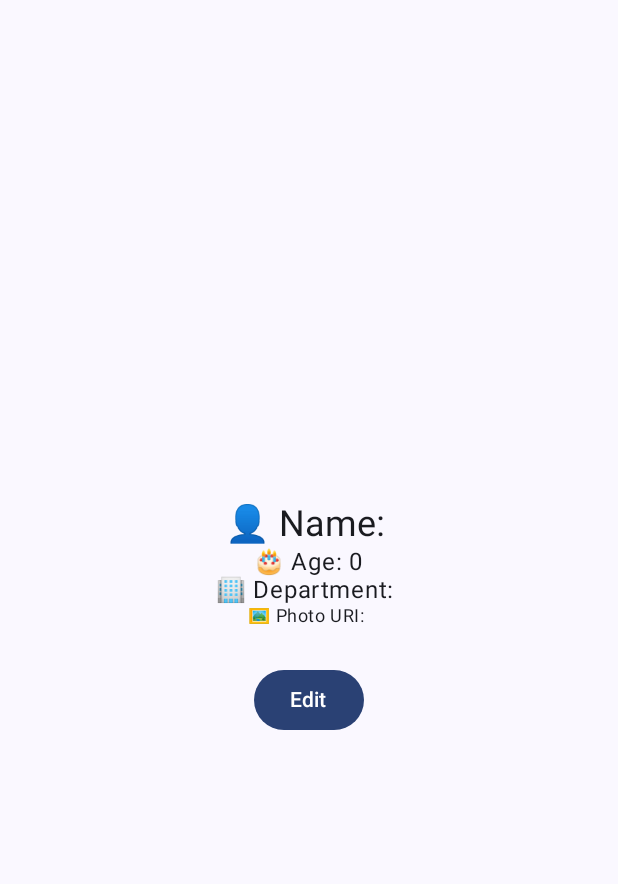
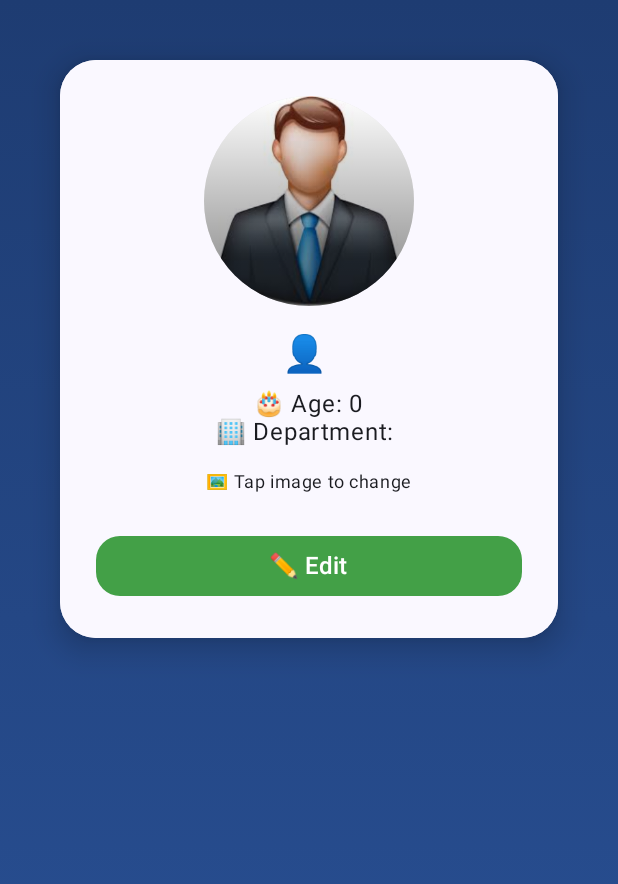
Before and after one commit to Abhi95081/Biometric_Matcher_Android_App, an Android app built with Jetpack Compose: the composable ProfileScreen shown on its own in the app's theme, on a phone screen of 412 x 824 dp. Shown: the top 884 px of the screen. Run offline under Robolectric (Android 15) with nearby library versions, the phone set to English and light mode, and no system bars; pictures from the network do not load.

Commit message:
Profile Done Commit

```diff
--- a/app/build.gradle.kts
+++ b/app/build.gradle.kts
@@ -79,4 +79,6 @@ dependencies {
     implementation("io.coil-kt:coil-compose:2.5.0")
 
     implementation("com.squareup.okhttp3:logging-interceptor:4.9.3")
+
+
 }
--- a/app/src/main/java/com/example/cyber_knightsbridge/Screens/ProfileScreen.kt
+++ b/app/src/main/java/com/example/cyber_knightsbridge/Screens/ProfileScreen.kt
@@ -2,25 +2,32 @@ package com.example.cyber_knightsbridge.Screens
 
 import android.content.Context
 import android.content.SharedPreferences
-import androidx.compose.foundation.layout.Arrangement
-import androidx.compose.foundation.layout.Column
-import androidx.compose.foundation.layout.Spacer
-import androidx.compose.foundation.layout.fillMaxSize
-import androidx.compose.foundation.layout.height
-import androidx.compose.foundation.layout.padding
-import androidx.compose.material3.Button
-import androidx.compose.material3.MaterialTheme
-import androidx.compose.material3.OutlinedTextField
-import androidx.compose.material3.Text
-import androidx.compose.runtime.Composable
-import androidx.compose.runtime.getValue
-import androidx.compose.runtime.mutableStateOf
-import androidx.compose.runtime.remember
-import androidx.compose.runtime.setValue
+import android.net.Uri
+import androidx.activity.compose.rememberLauncherForActivityResult
+import androidx.activity.result.contract.ActivityResultContracts
+import androidx.compose.animation.core.*
+import androidx.compose.foundation.Image
+import androidx.compose.foundation.background
+import androidx.compose.foundation.clickable
+import androidx.compose.foundation.layout.*
+import androidx.compose.foundation.shape.CircleShape
+import androidx.compose.foundation.shape.RoundedCornerShape
+import androidx.compose.material3.*
+import androidx.compose.runtime.*
 import androidx.compose.ui.Alignment
 import androidx.compose.ui.Modifier
+import androidx.compose.ui.draw.clip
+import androidx.compose.ui.draw.drawWithCache
+import androidx.compose.ui.geometry.Offset
+import androidx.compose.ui.graphics.*
+import androidx.compose.ui.layout.ContentScale
 import androidx.compose.ui.platform.LocalContext
+import androidx.compose.ui.res.painterResource
+import androidx.compose.ui.text.font.FontWeight
 import androidx.compose.ui.unit.dp
+import androidx.compose.ui.unit.sp
+import coil.compose.rememberAsyncImagePainter
+import com.example.cyber_knightsbridge.R
 
 @Composable
 fun ProfileScreen() {
@@ -28,49 +35,157 @@ fun ProfileScreen() {
     val pref = remember { SharedPrefManager(context) }
 
     var isEditing by remember { mutableStateOf(false) }
-
     var name by remember { mutableStateOf(pref.getName()) }
     var age by remember { mutableStateOf(pref.getAge().toString()) }
     var department by remember { mutableStateOf(pref.getDepartment()) }
     var photoUri by remember { mutableStateOf(pref.getPhotoUri()) }
 
+    val imagePickerLauncher = rememberLauncherForActivityResult(
+        contract = ActivityResultContracts.GetContent()
+    ) { uri: Uri? ->
+        uri?.let { photoUri = it.toString() }
+    }
+
+    val shimmerBrush = rememberShimmerBrush()
+
+    Box(
+        modifier = Modifier
+            .fillMaxSize()
+            .background(
+                Brush.verticalGradient(
+                    colors = listOf(Color(0xFF1E3C72), Color(0xFF2A5298))
+                )
+            )
+            .padding(24.dp)
+    ) {
         Column(
             modifier = Modifier
-            .fillMaxSize()
-            .padding(24.dp),
-        verticalArrangement = Arrangement.Center,
+                .fillMaxWidth()
+                .wrapContentSize(Alignment.Center),
             horizontalAlignment = Alignment.CenterHorizontally
         ) {
+            Card(
+                shape = RoundedCornerShape(24.dp),
+                elevation = CardDefaults.cardElevation(12.dp),
+                modifier = Modifier.padding(16.dp)
+            ) {
+                Column(
+                    modifier = Modifier
+                        .background(MaterialTheme.colorScheme.surface)
+                        .padding(24.dp),
+                    horizontalAlignment = Alignment.CenterHorizontally
+                ) {
+                    // Profile image with shimmer overlay
+                    Box(
+                        modifier = Modifier
+                            .size(140.dp)
+                            .clip(CircleShape)
+                            .clickable(enabled = isEditing) {
+                                imagePickerLauncher.launch("image/*")
+                            }
+                            .background(shimmerBrush),
+                        contentAlignment = Alignment.Center
+                    ) {
+                        val painter = if (photoUri.isNotEmpty())
+                            rememberAsyncImagePainter(photoUri)
+                        else
+                            painterResource(R.drawable.img_1)
+
+                        Image(
+                            painter = painter,
+                            contentDescription = "Profile Picture",
+                            contentScale = ContentScale.Crop,
+                            modifier = Modifier.matchParentSize()
+                        )
+
+                        Box(
+                            modifier = Modifier
+                                .matchParentSize()
+                                .background(
+                                    Brush.verticalGradient(
+                                        listOf(Color.Transparent, Color(0x80000000))
+                                    )
+                                )
+                        )
+                    }
+
+                    Spacer(modifier = Modifier.height(16.dp))
 
                     if (isEditing) {
-            OutlinedTextField(value = name, onValueChange = { name = it }, label = { Text("Name") })
-            Spacer(modifier = Modifier.height(8.dp))
-            OutlinedTextField(value = age, onValueChange = { age = it }, label = { Text("Age") })
-            Spacer(modifier = Modifier.height(8.dp))
-            OutlinedTextField(value = department, onValueChange = { department = it }, label = { Text("Department") })
-            Spacer(modifier = Modifier.height(8.dp))
-            OutlinedTextField(value = photoUri, onValueChange = { photoUri = it }, label = { Text("Photo URI") })
-            Spacer(modifier = Modifier.height(16.dp))
+                        GradientOutlinedField(label = "Name", value = name) { name = it }
+                        GradientOutlinedField(label = "Age", value = age) { age = it }
+                        GradientOutlinedField(label = "Department", value = department) { department = it }
 
-            Button(onClick = {
+                        Button(
+                            onClick = {
                                 pref.saveProfile(name, age.toIntOrNull() ?: 0, department, photoUri)
                                 isEditing = false
-            }) {
-                Text("Save")
+                            },
+                            colors = ButtonDefaults.buttonColors(containerColor = Color(0xFF1E88E5)),
+                            modifier = Modifier
+                                .fillMaxWidth()
+                                .padding(top = 16.dp),
+                            shape = RoundedCornerShape(16.dp)
+                        ) {
+                            Text("💾 Save", fontSize = 16.sp)
                         }
                     } else {
-            Text("👤 Name: $name", style = MaterialTheme.typography.headlineSmall)
+                        Text("👤 $name", style = MaterialTheme.typography.headlineSmall.copy(fontWeight = FontWeight.Bold))
+                        Spacer(modifier = Modifier.height(8.dp))
                         Text("🎂 Age: $age", style = MaterialTheme.typography.bodyLarge)
                         Text("🏢 Department: $department", style = MaterialTheme.typography.bodyLarge)
-            Text("🖼️ Photo URI: $photoUri", style = MaterialTheme.typography.bodySmall)
+                        Spacer(modifier = Modifier.height(16.dp))
+                        Text("🖼️ Tap image to change", style = MaterialTheme.typography.bodySmall)
 
                         Spacer(modifier = Modifier.height(24.dp))
 
-            Button(onClick = { isEditing = true }) {
-                Text("Edit")
+                        Button(
+                            onClick = { isEditing = true },
+                            colors = ButtonDefaults.buttonColors(containerColor = Color(0xFF43A047)),
+                            modifier = Modifier.fillMaxWidth(),
+                            shape = RoundedCornerShape(16.dp)
+                        ) {
+                            Text("✏️ Edit", fontSize = 16.sp)
                         }
                     }
                 }
+            }
+        }
+    }
+}
+
+@Composable
+fun GradientOutlinedField(label: String, value: String, onValueChange: (String) -> Unit) {
+    OutlinedTextField(
+        value = value,
+        onValueChange = onValueChange,
+        label = { Text(label) },
+        modifier = Modifier
+            .fillMaxWidth()
+            .padding(vertical = 6.dp),
+        colors = OutlinedTextFieldDefaults.colors(
+            focusedBorderColor = Color(0xFF42A5F5),
+            unfocusedBorderColor = Color.LightGray
+        )
+    )
+}
+
+@Composable
+fun rememberShimmerBrush(): Brush {
+    val transition = rememberInfiniteTransition()
+    val translateAnim by transition.animateFloat(
+        initialValue = 0f,
+        targetValue = 1000f,
+        animationSpec = infiniteRepeatable(
+            animation = tween(durationMillis = 1500, easing = LinearEasing),
+            repeatMode = RepeatMode.Restart
+        )
+    )
+    return Brush.linearGradient(
+        colors = listOf(Color.LightGray.copy(alpha = 0.4f), Color.White, Color.LightGray.copy(alpha = 0.4f)),
+        start = Offset(translateAnim, translateAnim),
+        end = Offset(translateAnim + 200f, translateAnim + 200f)
+    )
 }
 
 
```
Also changed, not shown: app/src/main/res/drawable/img.png (added), app/src/main/res/drawable/img_1.png (added). Lines whose indentation alone changed are shown as unchanged.
